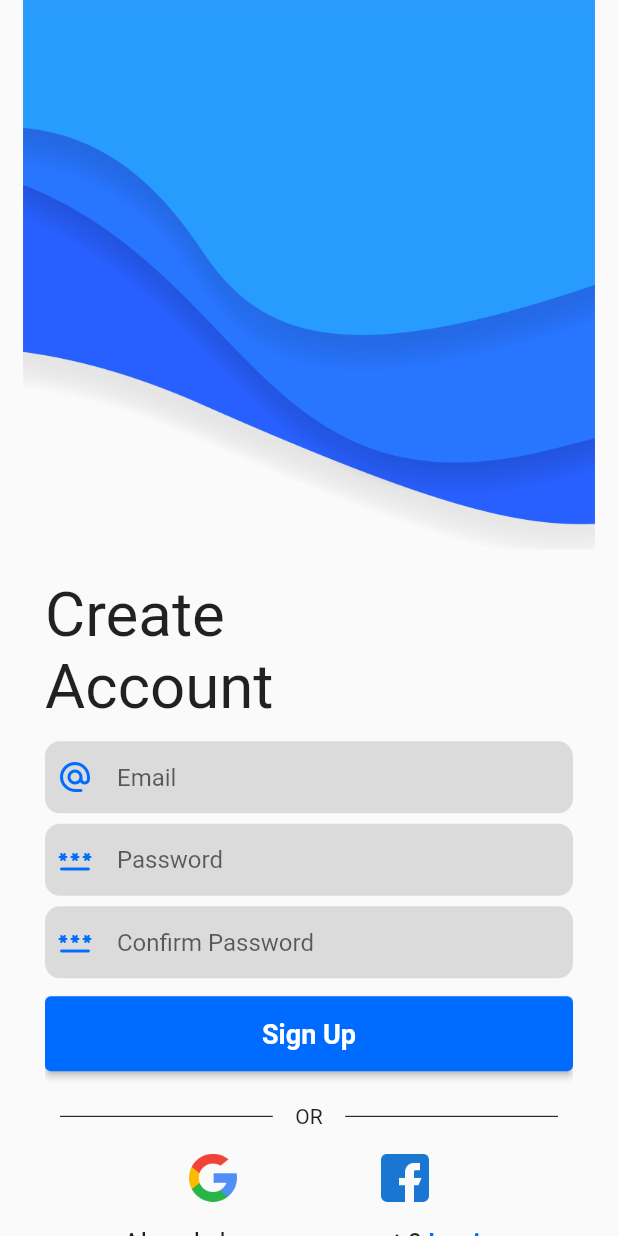
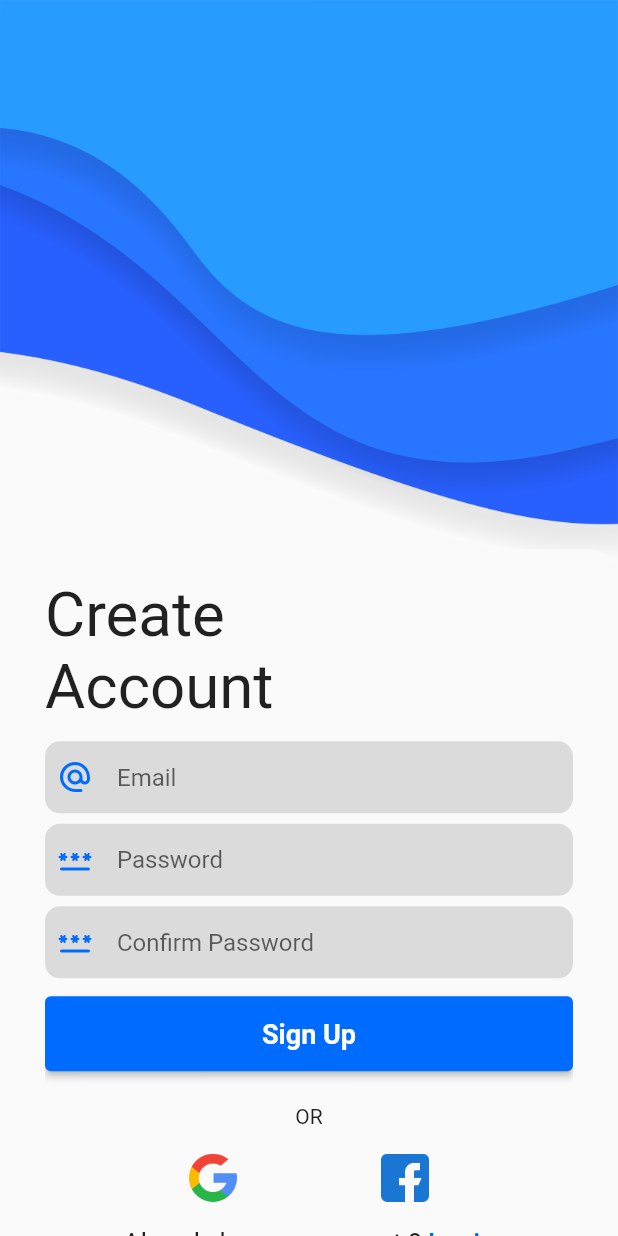
Before and after one commit to Care-X/carex, a Flutter app: the screen it shows after launch, after a tap on "Getting Started", on a phone screen of 412 x 824 dp. Run offline on Flutter 3.47's test engine with Material 2 defaults, Android fonts, the phone set to English and light mode, and no system bars; our stand-ins replace font_awesome_flutter.

Commit message:
Add expanded widget (#5)
* Add expanded widget

* fix the image in signup page and login page

* disable landscape mode of the app

```diff
--- a/lib/main.dart
+++ b/lib/main.dart
@@ -1,7 +1,14 @@
 import 'package:carex/screens/welcome/welcome_page.dart';
 import 'package:flutter/material.dart';
+import 'package:flutter/services.dart';
 
-void main() => runApp(const MyApp());
+void main() {
+  WidgetsFlutterBinding.ensureInitialized();
+  SystemChrome.setPreferredOrientations(
+      [DeviceOrientation.portraitUp, DeviceOrientation.portraitDown]);
+
+  runApp(const MyApp());
+}
 
 class MyApp extends StatefulWidget {
   const MyApp({Key? key}) : super(key: key);
@@ -11,13 +18,11 @@ class MyApp extends StatefulWidget {
 }
 
 class _MyAppState extends State<MyApp> {
-
   @override
   Widget build(BuildContext context) {
     return const MaterialApp(
-      debugShowCheckedModeBanner: false,
-      title: 'CareX',
-      home: WelcomePage()
-    );
+        debugShowCheckedModeBanner: false,
+        title: 'CareX',
+        home: WelcomePage());
   }
 }
--- a/lib/screens/drawer/drawer_page.dart
+++ b/lib/screens/drawer/drawer_page.dart
@@ -1,4 +1,5 @@
 import 'package:carex/models/drawer_item.dart';
+import 'package:carex/screens/home/home_page.dart';
 import 'package:carex/screens/login/login_page.dart';
 import 'package:carex/screens/profile/profile_page.dart';
 import 'package:carex/theme/colors.dart';
@@ -23,7 +24,7 @@ class DrawerPage extends StatelessWidget {
             mainAxisAlignment: MainAxisAlignment.spaceBetween,
             children: [
               IconButton(
-                onPressed: () {},
+                onPressed: () { },
                 icon: const Icon(
                   Icons.arrow_back_ios_new_rounded,
                   color: AppColors.white,
--- a/lib/screens/signup/signup_page.dart
+++ b/lib/screens/signup/signup_page.dart
@@ -45,6 +45,7 @@ class _SignUpState extends State<SignUp> {
                               ),
                               fit: BoxFit.fill,
                               height: size.height / 2.2,
+                              width: size.width,
                             ),
                           ],
                         ),
@@ -64,7 +65,6 @@ class _SignUpState extends State<SignUp> {
                             topRight: Radius.circular(20.0),
                           ),
                         ),
-                        child: Expanded(
                         child: SingleChildScrollView(
                           child: Column(
                             mainAxisAlignment: MainAxisAlignment.start,
@@ -158,7 +158,7 @@ class _SignUpState extends State<SignUp> {
                                   Navigator.of(context).push(
                                     MaterialPageRoute(
                                       builder: (_) {
-                                        return  const MainScreen();
+                                        return const MainScreen();
                                       },
                                     ),
                                   );
@@ -181,25 +181,21 @@ class _SignUpState extends State<SignUp> {
                               Row(
                                 mainAxisAlignment: MainAxisAlignment.center,
                                 children: [
-                                    Expanded(
-                                      child: Container(
+                                  Container(
                                       margin: const EdgeInsets.only(
                                           left: 10.0, right: 15.0),
                                       child: const Divider(
                                         color: Colors.black,
                                         height: 50,
                                       )),
-                                    ),
                                   const Text("OR"),
-                                    Expanded(
-                                      child: Container(
+                                  Container(
                                       margin: const EdgeInsets.only(
                                           left: 15.0, right: 10.0),
                                       child: const Divider(
                                         color: Colors.black,
                                         height: 50,
                                       )),
-                                    ),
                                 ],
                               ),
                               Row(
@@ -263,7 +259,6 @@ class _SignUpState extends State<SignUp> {
                         ),
                       ),
                     ),
-                    ),
                   ],
                 ),
               ),
```
Also changed, not shown: lib/screens/login/login_page.dart (+4 -3 lines), lib/screens/search_page.dart (+44 -24 lines), 5 other files. Lines whose indentation alone changed are shown as unchanged.
